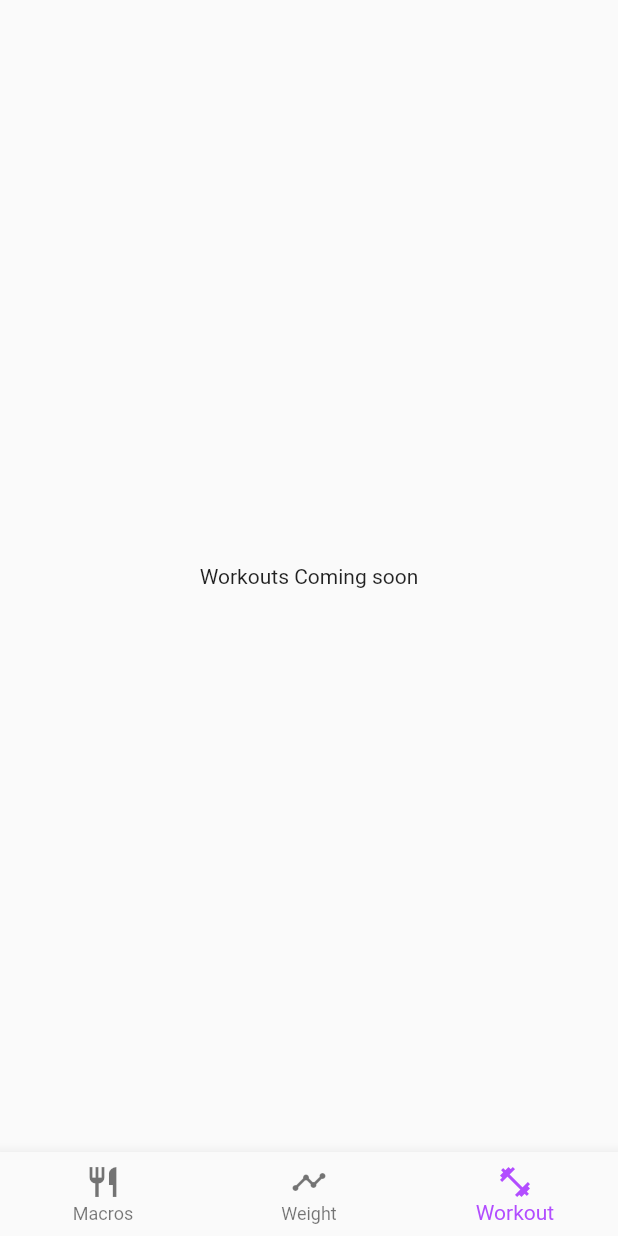
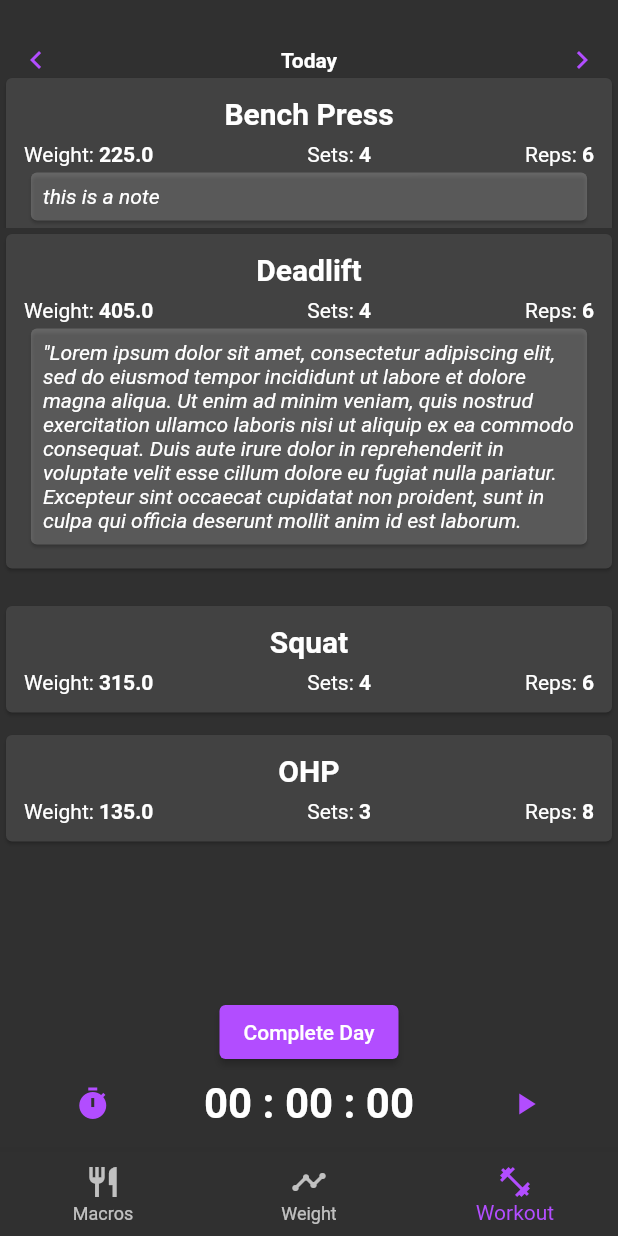
Before and after one commit to ZaneLittle/SwoleExperience, a Flutter app: the screen it shows after launch, item 3 of the bottom bar chosen, on a phone screen of 412 x 824 dp. Run offline on Flutter 3.47's test engine with Material 2 defaults, Android fonts, the phone set to English and light mode, and no system bars; our stand-ins replace datetime_picker_formfield, fl_chart, logger, sqflite; accounts and stored records are empty.

Commit message:
feat: Add basic workout page with mocked data

```diff
--- /dev/null
+++ b/swole_experience/lib/components/workouts/timer.dart
@@ -0,0 +1,126 @@
+import 'dart:async';
+
+import 'package:flutter/material.dart';
+import 'package:swole_experience/constants/common_styles.dart';
+
+class WorkoutTimer extends StatefulWidget {
+  const WorkoutTimer({Key? key, this.context, this.dataSnapshot})
+      : super(key: key);
+
+  final BuildContext? context;
+  final AsyncSnapshot<List<List<dynamic>>>? dataSnapshot;
+
+  @override
+  State<WorkoutTimer> createState() => _WorkoutTimerState();
+}
+
+class _WorkoutTimerState extends State<WorkoutTimer> {
+  final GlobalKey<_WorkoutTimerState> _workoutListKey =
+      GlobalKey<_WorkoutTimerState>();
+
+  final Color btnColour = CommonStyles.primaryColour;
+
+  Duration duration = const Duration();
+  Timer? timer;
+  bool running = false;
+  String buttonText = 'Start';
+
+  @override
+  void initState() {
+    super.initState();
+    reset();
+  }
+
+  void reset() {
+    setState(() {
+      duration = const Duration();
+    });
+  }
+
+  void addTime() {
+    setState(() {
+      duration = Duration(milliseconds: duration.inMilliseconds + 10);
+    });
+  }
+
+  void startTimer() {
+    timer = Timer.periodic(const Duration(milliseconds: 10), (_) => addTime());
+  }
+
+  String twoDigits(int n) => n.toString().padLeft(2, '0');
+
+  void toggleTimer() {
+    if (running) {
+      setState(() => timer?.cancel());
+    } else {
+      startTimer();
+    }
+    running = !running;
+  }
+
+  /// Builds the reset button.
+  /// If timer is stopped and is at 00:00, build a timer icon that does nothing
+  /// If timer is running, build a timer icon that does nothing
+  /// If timer is stopped and has time on it, build a reset button
+  Widget buildResetButton() {
+    if (running || duration.inMilliseconds == 0) {
+      return Icon(Icons.timer, color: btnColour);
+    } else {
+      return IconButton(
+          onPressed: () {
+            reset();
+          },
+          icon: Icon(Icons.refresh, color: btnColour));
+    }
+  }
+
+  Icon getStartStopIcon() {
+    if (running) {
+      return Icon(Icons.pause, color: btnColour);
+    } else {
+      return Icon(Icons.play_arrow, color: btnColour);
+    }
+  }
+
+  Widget buildTimer(String text) {
+    return Row(
+      children: [
+        SizedBox(
+            width: MediaQuery.of(context).size.width * .3,
+            child: Row(mainAxisAlignment: MainAxisAlignment.center, children: [
+              buildResetButton(),
+            ])),
+        SizedBox(
+            width: MediaQuery.of(context).size.width * .4,
+            child: Row(mainAxisAlignment: MainAxisAlignment.center, children: [
+              Text(
+                    '${twoDigits(duration.inMinutes.remainder(60))} : '
+                    '${twoDigits(duration.inSeconds.remainder(60))} : '
+                    '${twoDigits((duration.inMilliseconds.remainder(1000) / 10).round())}',
+                  style: const TextStyle(
+                      fontSize: 28, fontWeight: FontWeight.bold)),
+            ])),
+        SizedBox(
+            width: MediaQuery.of(context).size.width * .3,
+            child: Row(mainAxisAlignment: MainAxisAlignment.center, children: [
+              IconButton(
+                icon: getStartStopIcon(),
+                onPressed: () {
+                  toggleTimer();
+                },
+              ),
+            ]))
+      ],
+    );
+  }
+
+  @override
+  Widget build(BuildContext context) {
+    return SizedBox(
+      key: _workoutListKey,
+      height: 48,
+      child: Align(
+          alignment: Alignment.bottomCenter, child: buildTimer(buttonText)),
+    );
+  }
+}
--- /dev/null
+++ b/swole_experience/lib/components/workouts/workout_card.dart
@@ -0,0 +1,96 @@
+import 'package:flutter/material.dart';
+
+import 'package:swole_experience/model/workout.dart';
+
+class WorkoutCard extends StatefulWidget {
+  const WorkoutCard({
+    Key? key,
+    this.context,
+    required this.workout,
+  }) : super(key: key);
+
+  final BuildContext? context;
+  final Workout workout;
+
+  @override
+  State<WorkoutCard> createState() => _WorkoutCardState();
+}
+
+class _WorkoutCardState extends State<WorkoutCard> {
+  final GlobalKey<_WorkoutCardState> _workoutListKey =
+      GlobalKey<_WorkoutCardState>();
+  final ScrollController _scrollController = ScrollController();
+
+  bool hasNote() {
+    return widget.workout.notes != null && widget.workout.notes != '';
+  }
+
+  double getHeight() {
+    return hasNote()
+        ? (86 + ((widget.workout.notes!.length / 52).truncate() + 1) * 18)
+        : 86;
+  }
+
+  Widget buildList() {
+    Workout w = widget.workout; // alias because I'm lazy
+    return ListView(
+      controller: _scrollController,
+      children: [
+        Card(
+            child: Padding(
+          padding: const EdgeInsets.symmetric(vertical: 12, horizontal: 12),
+          child: Column(children: [
+            Padding(
+                padding: const EdgeInsets.only(bottom: 8),
+                child: Text(w.name,
+                    style: const TextStyle(
+                        fontSize: 20, fontWeight: FontWeight.bold))),
+            Row(mainAxisAlignment: MainAxisAlignment.spaceBetween, children: [
+              Row(
+                children: [
+                  const Text('Weight: '),
+                  Text(w.weight.toString(),
+                      style: const TextStyle(fontWeight: FontWeight.bold))
+                ],
+              ),
+              Row(
+                children: [
+                  const Text('Sets: '),
+                  Text(w.sets.toString(),
+                      style: const TextStyle(fontWeight: FontWeight.bold))
+                ],
+              ),
+              Row(
+                children: [
+                  const Text('Reps: '),
+                  Text(w.reps.toString(),
+                      style: const TextStyle(fontWeight: FontWeight.bold))
+                ],
+              ),
+            ]),
+            hasNote()
+                ? Card(
+                    color: const Color(0x33ffffff),
+                    child: SizedBox(
+                        width: MediaQuery.of(context).size.width * 0.9,
+                        child: Padding(
+                            padding: const EdgeInsets.all(8),
+                            child: Text(widget.workout.notes!,
+                                style: const TextStyle(
+                                    fontStyle: FontStyle.italic)))))
+                : Container()
+          ]),
+        ))
+      ],
+    );
+  }
+
+  @override
+  Widget build(BuildContext context) {
+    return SizedBox(
+      key: _workoutListKey,
+      height: getHeight(),
+      child: buildList(),
+    );
+  }
+}
--- /dev/null
+++ b/swole_experience/lib/components/workouts/workout_list.dart
@@ -0,0 +1,59 @@
+import 'package:flutter/material.dart';
+
+import 'package:swole_experience/service/workout_service.dart';
+import 'package:swole_experience/model/workout.dart';
+import 'package:swole_experience/components/workouts/workout_card.dart';
+
+class WorkoutList extends StatefulWidget {
+  const WorkoutList({Key? key, this.context, required this.day})
+      : super(key: key);
+
+  final BuildContext? context;
+  final int day;
+
+  @override
+  State<WorkoutList> createState() => _WorkoutListState();
+}
+
+class _WorkoutListState extends State<WorkoutList> {
+  final GlobalKey<_WorkoutListState> _workoutListKey =
+    GlobalKey<_WorkoutListState>();
+  final ScrollController _scrollController = ScrollController();
+
+  int day = 1; // TODO: initial day will come from some service - maybe lump in with preferences?
+
+
+
+  Widget buildList(AsyncSnapshot<List<Workout>> dataSnapshot) {
+    if (dataSnapshot.connectionState == ConnectionState.waiting) {
+      return const Center(child: Text('Loading...'));
+    } else
+      if (!dataSnapshot.hasData ||
+        dataSnapshot.data == null ||
+        dataSnapshot.data!.isEmpty
+    ) {
+      return const Center(child: Text('<TODO: Create link to workout config page>')); // TODO: TODO
+    } else {
+      return ListView(
+        controller: _scrollController,
+        children: dataSnapshot.requireData.map((w) {
+          return WorkoutCard(workout: w);
+        }).toList(),
+      );
+    }
+  }
+
+  @override
+  Widget build(BuildContext context) {
+    return FutureBuilder<List<Workout>>(
+      future: WorkoutService.svc.getWorkouts(day: widget.day),
+      builder: (BuildContext context, AsyncSnapshot<List<Workout>> snapshot) {
+        return SizedBox(
+          key:_workoutListKey,
+          height: MediaQuery.of(context).size.height - 48 - 48 - 48 - 64,
+          child: buildList(snapshot),
+        );
+      }
+    );
+  }
+}
--- /dev/null
+++ b/swole_experience/lib/components/workouts/workouts.dart
@@ -0,0 +1,68 @@
+import 'package:flutter/material.dart';
+import 'package:swole_experience/components/workouts/timer.dart';
+import 'package:swole_experience/components/workouts/workout_list.dart';
+import 'package:swole_experience/constants/common_styles.dart';
+
+class Workouts extends StatefulWidget {
+  const Workouts({Key? key, this.context}) : super(key: key);
+
+  final BuildContext? context;
+
+  @override
+  State<Workouts> createState() => _WorkoutsState();
+}
+
+class _WorkoutsState extends State<Workouts> {
+  final GlobalKey<_WorkoutsState> _workoutsKey = GlobalKey<_WorkoutsState>();
+
+  int day = 1; // TODO: hook up to preferences
+  String dayText = 'Today';
+
+  Widget buildDaySelect() {
+    return SizedBox(
+      height: 48,
+      child: Padding(
+          padding: const EdgeInsets.only(top: 20),
+          child: Row(
+            mainAxisAlignment: MainAxisAlignment.spaceBetween,
+            children: [
+              IconButton(
+                  onPressed: () {},
+                  icon: const Icon(Icons.keyboard_arrow_left,
+                      color: CommonStyles.primaryColour)),
+              Padding(
+                  padding: const EdgeInsets.only(top: 12),
+                  child: Text(dayText,
+                      style: const TextStyle(fontWeight: FontWeight.bold))),
+              IconButton(
+                  onPressed: () {},
+                  icon: const Icon(Icons.keyboard_arrow_right,
+                      color: CommonStyles.primaryColour)),
+            ],
+          )),
+    );
+  }
+
+  Widget buildList() {
+    return Column(
+      children: [
+        buildDaySelect(),
+        WorkoutList(day: day),
+        ElevatedButton(
+            onPressed: () {}, // TODO: hook up to preferences
+            child: const Text('Complete Day'),
+            style:
+                ElevatedButton.styleFrom(primary: CommonStyles.primaryColour)),
+        const WorkoutTimer(),
+      ],
+    );
+  }
+
+  @override
+  Widget build(BuildContext context) {
+    return SizedBox(
+      key: _workoutsKey,
+      child: buildList(),
+    );
+  }
+}
--- /dev/null
+++ b/swole_experience/lib/constants/common_styles.dart
@@ -0,0 +1,7 @@
+import 'package:flutter/material.dart';
+
+class CommonStyles {
+
+  static const Color primaryColour = Color(0xffb24dff);
+
+}
--- a/swole_experience/lib/main.dart
+++ b/swole_experience/lib/main.dart
@@ -1,6 +1,7 @@
 import 'package:flutter/material.dart';
 
-import 'components/weight_tracker/weight_tracker.dart';
+import 'package:swole_experience/components/workouts/workouts.dart';
+import 'package:swole_experience/components/weight_tracker/weight_tracker.dart';
 
 void main() {
   WidgetsFlutterBinding.ensureInitialized();
@@ -32,9 +33,7 @@ class _AppState extends State<StatefulApp> {
       'Macros Coming soon',
     ),
     const WeightTracker(),
-    const Text(
-      'Workouts Coming soon',
-    ),
+    const Workouts(),
   ];
 
   void _onItemTapped(int index) {
@@ -53,7 +52,8 @@ class _AppState extends State<StatefulApp> {
       darkTheme: ThemeData(
         brightness: Brightness.dark,
       ),
-      themeMode: ThemeMode.system,
+      // themeMode: ThemeMode.system,
+      themeMode: ThemeMode.dark,
       home: Scaffold(
           body: Center(
             child: _pages.elementAt(_selectedIndex),
--- /dev/null
+++ b/swole_experience/lib/model/workout.dart
@@ -0,0 +1,49 @@
+class Workout {
+  Workout({
+    required this.id,
+    required this.day,
+    required this.dayOrder,
+    required this.name,
+    required this.weight,
+    required this.sets,
+    required this.reps,
+    this.notes,
+  });
+
+  final String id;
+  final int day;
+  final int dayOrder;
+  final String name;
+  final double weight;
+  final int sets;
+  final int reps;
+  final String? notes;
+
+  Workout.fromMap(Map<String, dynamic> map)
+      : id =  map['id'] as String,
+        day = map['day'] as int,
+        dayOrder = map['dayOrder'] as int,
+        name = map['name'] as String,
+        weight = map['weight'] as double,
+        sets = map['sets'] as int,
+        reps = map['reps'] as int,
+        notes = map['notes'] as String;
+
+  Map<String, dynamic> toMap() {
+    return {
+      'id': id,
+      'day': day,
+      'dayOrder': dayOrder,
+      'name': name,
+      'weight': weight,
+      'sets': sets,
+      'reps': reps,
+      'notes': notes,
+    };
+  }
+
+  @override
+  String toString() {
+    return 'Workout:\n\tID:$id\n\tDay:$day\n\tOrder:$dayOrder\n\tName:$name\n\tWeight:$weight\n\tSets:$sets\n\tReps:$reps\n\tNotes:$notes';
+  }
+}
--- /dev/null
+++ b/swole_experience/lib/service/workout_service.dart
@@ -0,0 +1,145 @@
+import 'dart:io';
+import 'package:sqflite/sqflite.dart';
+import 'package:path/path.dart';
+import 'package:path_provider/path_provider.dart';
+
+import 'package:swole_experience/model/workout.dart';
+
+/// WeightService provides an interface to the `weight` table.
+/// This table stores the raw weight data the user has entered
+/// Weight = {
+///   TEXT id          = uuid for the record
+///   INTEGER day      = Day the exercise is to be performed on
+///                     *Note*: Index starts at 1
+///   INTEGER dayOrder = Order the exercises is intended to be performed in for the day
+///                     *Note* Index starts at 0
+///   TEXT name        = Name of the exercise
+///   FLOAT weight     = Weight for the exercise
+///   INTEGER sets     = number of sets to perform
+///   INTEGER reps     = number of reps to aim for
+///   TEXT notes       = Any notes the user wants to add to this record
+/// }
+/// https://github.com/tekartik/sqflite/blob/master/sqflite/doc/supported_types.md
+class WorkoutService {
+  /**
+   * TODO: Mocked return data:
+   */
+
+  static final List<Workout> mockData = [
+    Workout(
+        id: '2898',
+        day: 1,
+        dayOrder: 0,
+        name: 'Bench Press',
+        weight: 225,
+        sets: 4,
+        reps: 6,
+        notes: 'this is a note'),
+    Workout(
+      id: '1898',
+      day: 1,
+      dayOrder: 1,
+      name: 'Deadlift',
+      weight: 405,
+      sets: 4,
+      reps: 6,
+      notes: '"Lorem ipsum dolor sit amet, consectetur adipiscing elit, sed do eiusmod tempor incididunt ut labore et dolore magna aliqua. Ut enim ad minim veniam, quis nostrud exercitation ullamco laboris nisi ut aliquip ex ea commodo consequat. Duis aute irure dolor in reprehenderit in voluptate velit esse cillum dolore eu fugiat nulla pariatur. Excepteur sint occaecat cupidatat non proident, sunt in culpa qui officia deserunt mollit anim id est laborum.'
+    ),
+    Workout(
+      id: '2891',
+      day: 1,
+      dayOrder: 2,
+      name: 'Squat',
+      weight: 315,
+      sets: 4,
+      reps: 6,
+    ),
+    Workout(
+      id: '2198',
+      day: 1,
+      dayOrder: 3,
+      name: 'OHP',
+      weight: 135,
+      sets: 3,
+      reps: 8,
+    ),
+  ];
+
+  /**
+   * TODO: END
+   */
+
+  static const String _dbName = 'workout';
+
+  WorkoutService._privateConstructor();
+
+  static final WorkoutService svc = WorkoutService._privateConstructor();
+
+  static Database? _db;
+
+  Future<Database> get db async => _db ??= await _initDb();
+
+  Future<Database> _initDb() async {
+    Directory docDir = await getApplicationDocumentsDirectory();
+    String path = join(docDir.path, '$_dbName.db');
+    return await openDatabase(
+      path,
+      version: 1,
+      onCreate: _onCreate,
+    );
+  }
+
+  /// Creates new database
+  Future _onCreate(Database db, int version) async {
+    await db.execute('''
+      CREATE TABLE $_dbName(
+        id TEXT PRIMARY KEY,
+        day INTEGER,
+        dayOrder INTEGER,
+        name TEXT,
+        weight FLOAT,
+        sets INTEGER,
+        reps INTEGER,
+        notes TEXT
+        )
+    ''');
+  }
+
+  /// Queries workouts, if given a day, it will only return the workouts for that day
+  Future<List<Workout>> getWorkouts({int? day}) async {
+    Database db = await svc.db;
+
+    var workouts = day != null
+        ? await db.query(
+            _dbName,
+            orderBy: 'dayOrder',
+            where: 'day = ?',
+            whereArgs: [day],
+          )
+        : await db.query(
+            _dbName,
+            orderBy: 'dayOrder',
+          );
+
+    // return workouts.isNotEmpty
+    //     ? workouts.map((w) => Workout.fromMap(w)).toList()
+    //     : [];
+    return mockData;
+  }
+
+  Future<int> addWorkout(Workout workout) async {
+    Database db = await svc.db;
+    return await db.insert(_dbName, workout.toMap());
+  }
+
+  Future<int> removeWorkout(String id) async {
+    Database db = await svc.db;
+    return await db.delete(_dbName, where: 'id = ?', whereArgs: [id]);
+  }
+
+  Future<int> updateWorkout(Workout workout) async {
+    Database db = await svc.db;
+    return await db.update(_dbName, workout.toMap(),
+        where: 'id = ?', whereArgs: [workout.id]);
+  }
+}
```
